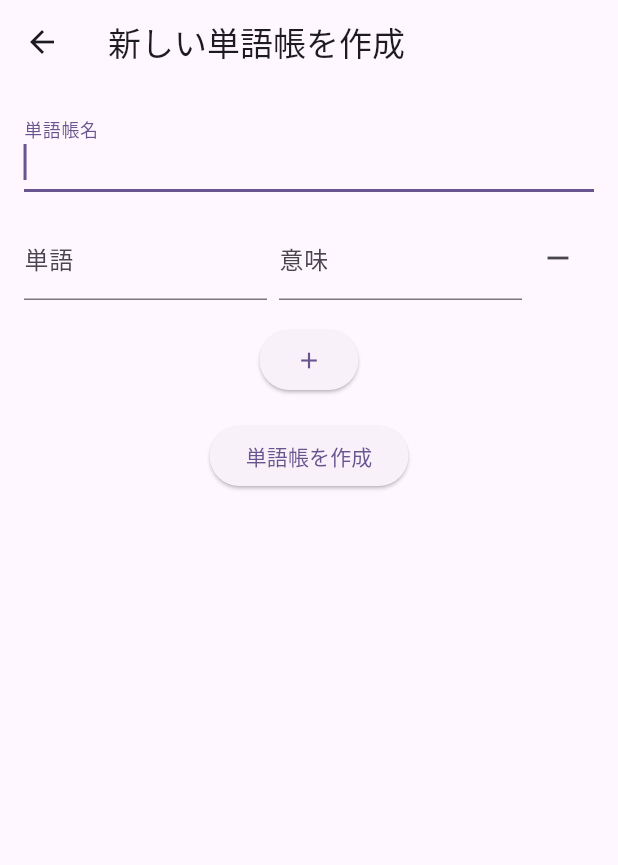
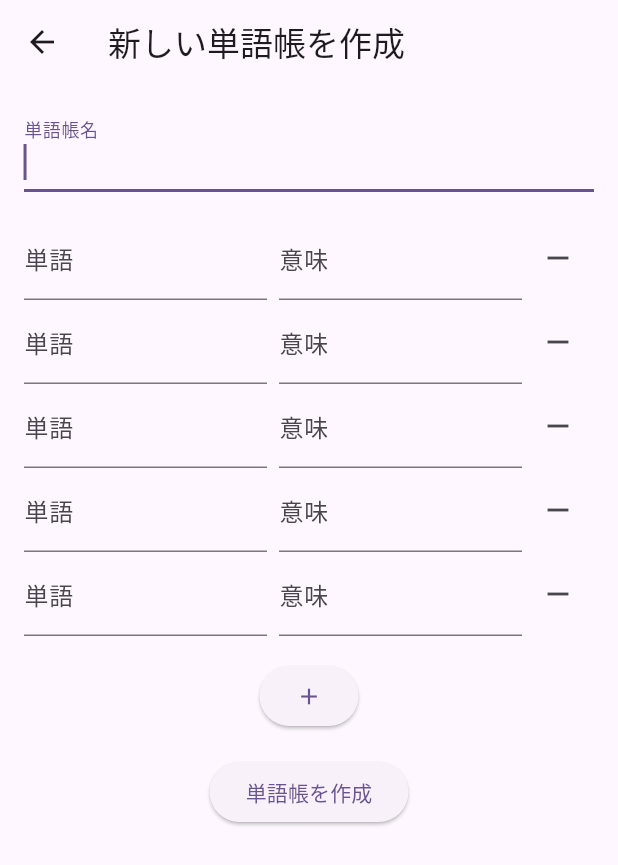
Before and after one commit to ycookiey/memo_words, a Flutter app: the FlashCardCreatePage screen opened directly, on a phone screen of 412 x 824 dp. Shown: the top 865 px of the screen. Run offline on Flutter 3.47's test engine with Material 3 defaults, Android fonts, the phone set to English and light mode, and no system bars; our stand-ins replace cloud_firestore, firebase_auth, firebase_core, flutter_riverpod; missing offline and left inert: flutter_flip_card; accounts and stored records are empty.

Commit message:
change:初期状態で表示される単語入力欄の個数を1つ->5つに変更

```diff
--- a/lib/view/flash_card_create_page.dart
+++ b/lib/view/flash_card_create_page.dart
@@ -15,7 +15,13 @@ class _FlashCardCreatePageState extends ConsumerState<FlashCardCreatePage> {
   final flashcardNameController = TextEditingController();
   final _flashCardInputFormKey = GlobalKey<FormState>();
   final _wordInputFormKey = GlobalKey<FormState>();
-  List<WordPair> wordPairs = [WordPair()];
+  List<WordPair> wordPairs = [
+    WordPair(),
+    WordPair(),
+    WordPair(),
+    WordPair(),
+    WordPair(),
+  ];
 
   @override
   void dispose() {
```
